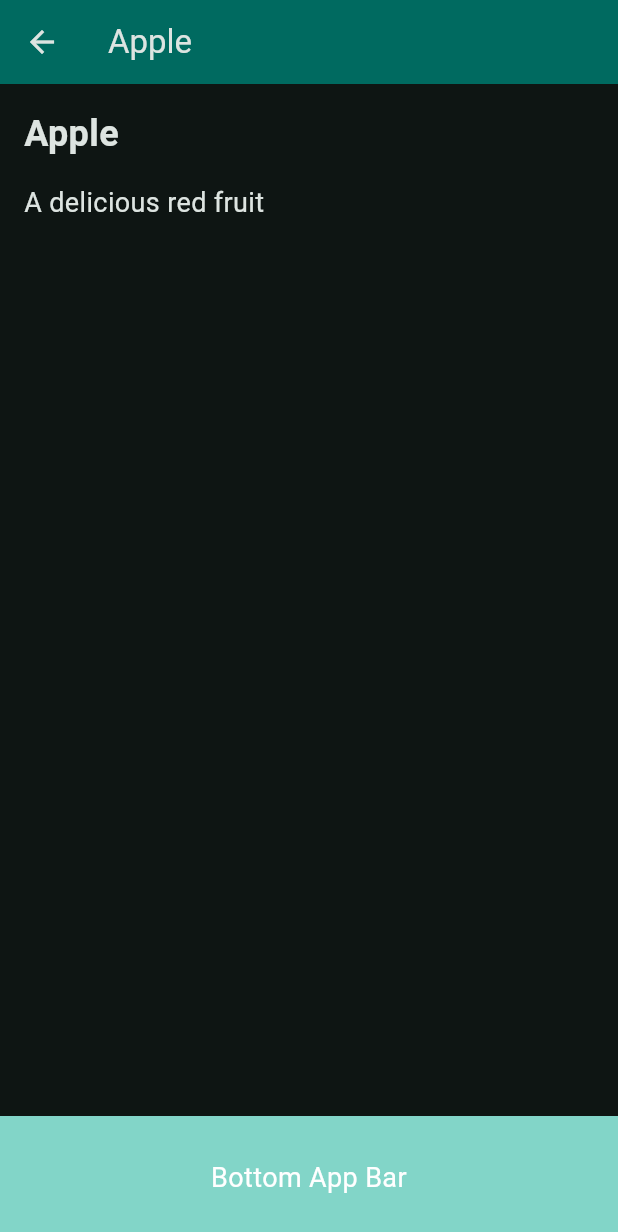
After one commit to lswteen/flutter_application_demo, a Flutter app: the SearchPage screen opened by its route, after a tap on "Apple", on a phone screen of 412 x 824 dp. The commit adds this screen. Shown: the top 1232 px of the screen. Run offline on Flutter 3.47's test engine with Material 3 defaults, Android fonts, the phone set to English and light mode, and no system bars.

Commit message:
[main]
리스트 클릭시 상세 화면 이동

```diff
--- /dev/null
+++ b/lib/ui/item_detail_page.dart
@@ -0,0 +1,36 @@
+// lib/ui/item_detail_page.dart
+import 'package:flutter/material.dart';
+import '../models/item.dart';
+import '../widgets/custom_app_bar.dart';
+import '../widgets/custom_bottom_app_bar.dart';
+
+class ItemDetailPage extends StatelessWidget {
+  final Item item;
+
+  const ItemDetailPage({Key? key, required this.item}) : super(key: key);
+
+  @override
+  Widget build(BuildContext context) {
+    return Scaffold(
+      appBar: CustomAppBar(title: item.title),
+      body: Padding(
+        padding: const EdgeInsets.all(16.0),
+        child: Column(
+          crossAxisAlignment: CrossAxisAlignment.start,
+          children: [
+            Text(
+              item.title,
+              style: TextStyle(fontSize: 24, fontWeight: FontWeight.bold),
+            ),
+            SizedBox(height: 16),
+            Text(
+              item.description,
+              style: TextStyle(fontSize: 18),
+            ),
+          ],
+        ),
+      ),
+      bottomNavigationBar: const CustomBottomAppBar(),
+    );
+  }
+}
--- a/lib/ui/search_page.dart
+++ b/lib/ui/search_page.dart
@@ -2,6 +2,7 @@ import 'package:flutter/material.dart';
 import '../widgets/custom_app_bar.dart';
 import '../widgets/custom_bottom_app_bar.dart';
 import '../models/item.dart';
+import 'item_detail_page.dart';
 
 
 class SearchPage extends StatefulWidget {
@@ -94,6 +95,14 @@ class _SearchPageState extends State<SearchPage> {
                       child: ListTile(
                         title: Text(item.title),
                         subtitle: Text(item.description),
+                        onTap: () {
+                          Navigator.push(
+                            context,
+                            MaterialPageRoute(
+                              builder: (context) => ItemDetailPage(item: item),
+                            ),
+                          );
+                        },
                       ),
                     );
                   } else if (index == _itemsToShow && _showMoreButton) {
```
